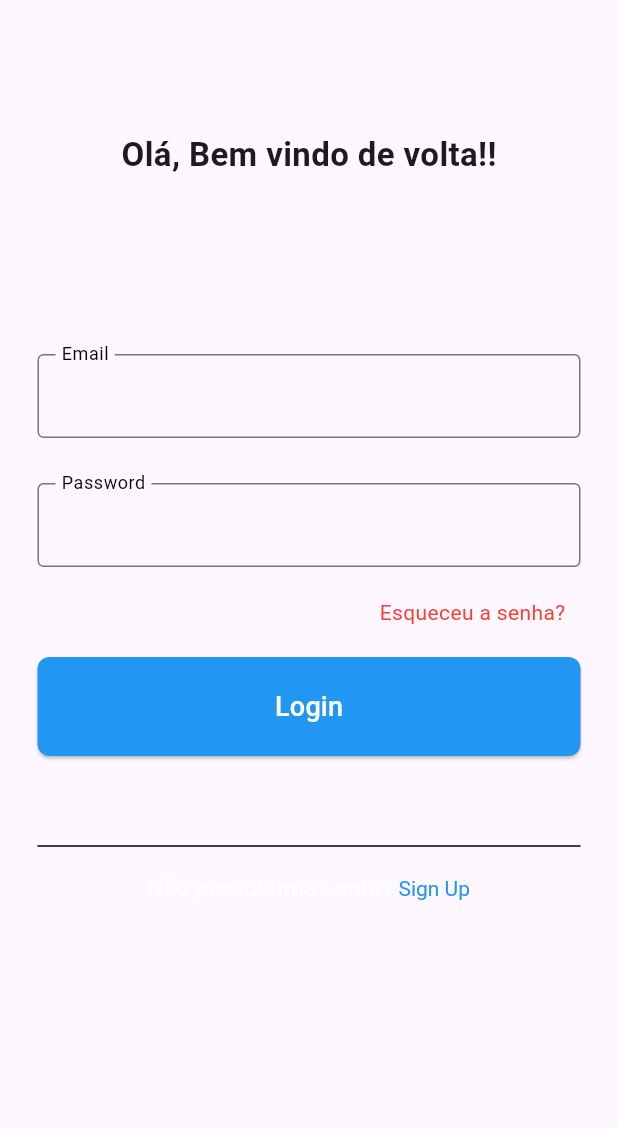
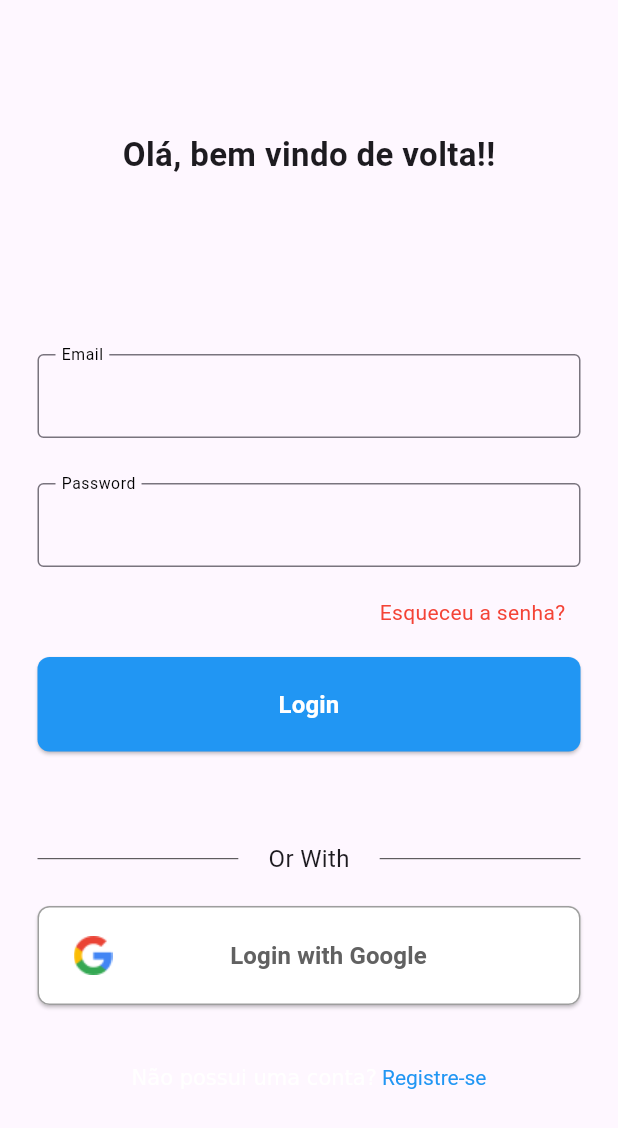
Before and after one commit to PHneres7/app_reserva, a Flutter app: the screen it shows after launch, on a phone screen of 412 x 824 dp. Shown: the top 1128 px of the screen. Run offline on Flutter 3.47's test engine with Material 3 defaults, Android fonts, the phone set to English and light mode, and no system bars.

Commit message:
alterações em LoginPage e SignUpPage

```diff
--- a/reserve_app/lib/pages/login_page.dart
+++ b/reserve_app/lib/pages/login_page.dart
@@ -1,8 +1,11 @@
 import 'package:flutter/gestures.dart';
 import 'package:flutter/material.dart';
+
 import 'package:reserve_app/app/app_routs.dart';
-import 'package:reserve_app/pages/sign_up_page.dart';
-import 'package:reserve_app/widgets/custom_buttom.dart';
+import 'package:reserve_app/validator/email_validator.dart';
+import 'package:reserve_app/validator/phone_validator.dart';
+import 'package:reserve_app/widgets/custom_button.dart';
+import 'package:reserve_app/widgets/custom_divider.dart';
 import 'package:reserve_app/widgets/custom_text_form_field.dart';
 
 class LoginPage extends StatelessWidget {
@@ -20,7 +23,7 @@ class LoginPage extends StatelessWidget {
               mainAxisAlignment: MainAxisAlignment.center,
               children: [
                 Text(
-                  'Olá, Bem vindo de volta!!',
+                  'Olá, bem vindo de volta!!',
                   style: TextStyle(
                     fontWeight: FontWeight.bold,
                     fontSize: 22,
@@ -33,13 +36,22 @@ class LoginPage extends StatelessWidget {
           // Parte 2 'Formulario'
           Expanded(
             flex: 3,
+            child: SingleChildScrollView(
               child: Padding(
-              padding: const EdgeInsets.symmetric(vertical: 15, horizontal: 25),
+                padding:
+                    const EdgeInsets.symmetric(vertical: 15, horizontal: 25),
+                child: Form(
                   child: Column(
                     crossAxisAlignment: CrossAxisAlignment.stretch,
                     children: [
-                  CustomTextFormField(label: 'Email'),
-                  CustomTextFormField(label: 'Password'),
+                      CustomTextFormField(
+                        label: 'Email',
+                        validator: EmailValidator("E-mail").validate,
+                      ),
+                      CustomTextFormField(
+                        label: 'Password',
+                        validator: PhoneValidator("phone").validate,
+                      ),
                       Padding(
                         padding: const EdgeInsets.only(top: 5, right: 10),
                         child: Text(
@@ -48,15 +60,19 @@ class LoginPage extends StatelessWidget {
                           textAlign: TextAlign.end,
                         ),
                       ),
-                  CustomButtom(
+                      CustomButton(
                         label: 'Login',
                       ),
                       SizedBox(
                         height: 40,
                       ),
-                  Divider(
-                    color: Colors.black,
-                    height: 0.5,
+                      CustomDivider(),
+                      CustomButton(
+                        label: 'Login with Google',
+                        labelColor: Colors.grey.shade700,
+                        backgroundColor: Colors.white,
+                        imageIcon: 'asset/GoogleLogo.png',
+                        borderColor: Colors.grey,
                       ),
                       Padding(
                         padding: const EdgeInsets.all(20.0),
@@ -71,7 +87,7 @@ class LoginPage extends StatelessWidget {
                                     Navigator.of(context)
                                         .pushNamed(AppRouts.SignUpPage);
                                   },
-                            text: ' Sign Up',
+                                text: ' Registre-se',
                                 style: TextStyle(color: Colors.blue),
                               ),
                             ],
@@ -81,6 +97,8 @@ class LoginPage extends StatelessWidget {
                     ],
                   ),
                 ),
+              ),
+            ),
           )
         ],
       ),
--- /dev/null
+++ b/reserve_app/lib/validator/email_validator.dart
@@ -0,0 +1,22 @@
+
+import 'package:reserve_app/validator/validator.dart';
+
+class EmailValidator extends Validator {
+  static const _emailRegExp =
+      r'^[a-zA-Z0-9._%+-]+@[a-zA-Z0-9.-]+\.[a-zA-Z]{2,}$';
+
+  EmailValidator(
+    super.fieldName, [
+    super.message = 'e-mail inválido',
+  ]);
+
+  @override
+  String? validate(String? value) {
+    if (value != null) {
+      if (!RegExp(_emailRegExp).hasMatch(value)) {
+        return formattedMessage;
+      }
+    }
+    return null;
+  }
+}
--- /dev/null
+++ b/reserve_app/lib/validator/phone_validator.dart
@@ -0,0 +1,19 @@
+import './validator.dart';
+
+class PhoneValidator extends Validator {
+  PhoneValidator(
+    super.fieldName, [
+    super.message = 'telefone inválido',
+  ]);
+
+  @override
+  String? validate(String? value) {
+    if (value != null) {
+      final cleanedValue = value.replaceAll(RegExp(r'\D'), '');
+      if (cleanedValue.length != 10 || cleanedValue.length != 11) {
+        return formattedMessage;
+      }
+    }
+    return null;
+  }
+}
--- /dev/null
+++ b/reserve_app/lib/validator/validator.dart
@@ -0,0 +1,10 @@
+abstract class Validator {
+  final String fieldName;
+  final String message;
+
+  Validator(this.fieldName, this.message);
+
+  String? validate(String? value);
+
+  String get formattedMessage => '$fieldName: $message';
+}
--- a/reserve_app/lib/widgets/custom_buttom.dart
+++ /dev/null
@@ -1,36 +0,0 @@
-import 'package:flutter/material.dart';
-
-class CustomButtom extends StatelessWidget {
-  final String label;
-
-  const CustomButtom({
-    super.key,
-    required this.label,
-  });
-
-  @override
-  Widget build(BuildContext context) {
-    return Padding(
-      padding: const EdgeInsets.symmetric(vertical: 20),
-      child: ElevatedButton(
-        onPressed: () {
-          print("Botão Login clicado!");
-        },
-        style: ElevatedButton.styleFrom(
-          backgroundColor: Colors.blue,
-          padding: EdgeInsets.symmetric(horizontal: 24, vertical: 20),
-          shape: RoundedRectangleBorder(
-            borderRadius: BorderRadius.circular(8),
-          ),
-        ),
-        child: Text(
-          label,
-          style: TextStyle(
-            fontSize: 18,
-            color: Colors.white,
-          ),
-        ),
-      ),
-    );
-  }
-}
--- /dev/null
+++ b/reserve_app/lib/widgets/custom_button.dart
@@ -0,0 +1,62 @@
+import 'package:flutter/material.dart';
+
+class CustomButton extends StatelessWidget {
+  final String label;
+  final String? imageIcon;
+  final Color? backgroundColor;
+  final Color? labelColor;
+  final Color? borderColor;
+
+  const CustomButton({
+    super.key,
+    required this.label,
+    this.imageIcon,
+    this.backgroundColor,
+    this.labelColor,
+    this.borderColor,
+  });
+
+  @override
+  Widget build(BuildContext context) {
+    return Padding(
+      padding: const EdgeInsets.symmetric(vertical: 20),
+      child: ElevatedButton(
+        onPressed: () {
+          print("Botão Login clicado!");
+        },
+        style: ElevatedButton.styleFrom(
+            backgroundColor: backgroundColor ?? Colors.blue,
+            padding: EdgeInsets.symmetric(horizontal: 24, vertical: 20),
+            shape: RoundedRectangleBorder(
+              borderRadius: BorderRadius.circular(8),
+            ),
+            side: BorderSide(color: borderColor ?? Colors.transparent)),
+        child: Row(
+          mainAxisAlignment: MainAxisAlignment.spaceBetween,
+          children: [
+            if (imageIcon != null)
+              Image.asset(
+                imageIcon!,
+                height: 26,
+                width: 26,
+                fit: BoxFit.contain,
+              )
+            else
+              const SizedBox(width: 0),
+            Expanded(
+              child: Text(
+                label,
+                style: TextStyle(
+                  color: labelColor ?? Colors.white,
+                  fontSize: 16,
+                  fontWeight: FontWeight.w700,
+                ),
+                textAlign: TextAlign.center,
+              ),
+            ),
+          ],
+        ),
+      ),
+    );
+  }
+}
--- /dev/null
+++ b/reserve_app/lib/widgets/custom_divider.dart
@@ -0,0 +1,34 @@
+import 'package:flutter/material.dart';
+
+class CustomDivider extends StatelessWidget {
+  const CustomDivider({
+    super.key,
+  });
+
+  @override
+  Widget build(BuildContext context) {
+    return Row(
+      children: [
+        Expanded(
+          child: Container(
+            color: Colors.black,
+            height: 0.5,
+          ),
+        ),
+        Padding(
+          padding: const EdgeInsets.symmetric(horizontal: 20),
+          child: Text(
+            'Or With',
+            style: TextStyle(fontSize: 16),
+          ),
+        ),
+        Expanded(
+          child: Container(
+            color: Colors.black,
+            height: 0.5,
+          ),
+        ),
+      ],
+    );
+  }
+}
--- a/reserve_app/lib/widgets/custom_text_form_field.dart
+++ b/reserve_app/lib/widgets/custom_text_form_field.dart
@@ -1,11 +1,18 @@
 import 'package:flutter/material.dart';
+
 
 class CustomTextFormField extends StatefulWidget {
   final String label;
+  final FloatingLabelBehavior? floatingLabelBehavior;
+  final double? fontSize;
+  final String? Function(String?)? validator;
 
   const CustomTextFormField({
     super.key,
     required this.label,
+    this.floatingLabelBehavior,
+    this.fontSize,
+    this.validator,
   });
 
   @override
@@ -19,16 +26,22 @@ class _CustomTextFormFieldState extends State<CustomTextFormField> {
       padding: const EdgeInsets.symmetric(vertical: 15),
       child: TextFormField(
         decoration: InputDecoration(
-          border: OutlineInputBorder(),
-          focusedBorder: OutlineInputBorder(),
-          label: Text(widget.label),
-          labelStyle: TextStyle(
+          border: const OutlineInputBorder(),
+          focusedBorder: const OutlineInputBorder(),
+          label: Text(
+            widget.label,
+            style: TextStyle(fontSize: widget.fontSize ?? 14),
+          ),
+          labelStyle: const TextStyle(
             color: Colors.black,
           ),
-          floatingLabelBehavior: FloatingLabelBehavior.always,
+          floatingLabelBehavior:
+              widget.floatingLabelBehavior ?? FloatingLabelBehavior.always,
         ),
+
         cursorColor: Colors.black,
         cursorWidth: 1.0,
+        validator: widget.validator,
       ),
     );
   }
```
Also changed, not shown: reserve_app/lib/pages/sign_up_page.dart (+97 -1 lines), reserve_app/lib/validator/max_length_validator.dart (added, +25 -0 lines), reserve_app/lib/validator/min_length_validator.dart (added, +27 -0 lines), reserve_app/pubspec.yaml (+3 -4 lines), reserve_app/asset/GoogleLogo.png (added), reserve_app/lib/validator/password_validator.dart (added). Lines whose indentation alone changed are shown as unchanged.
